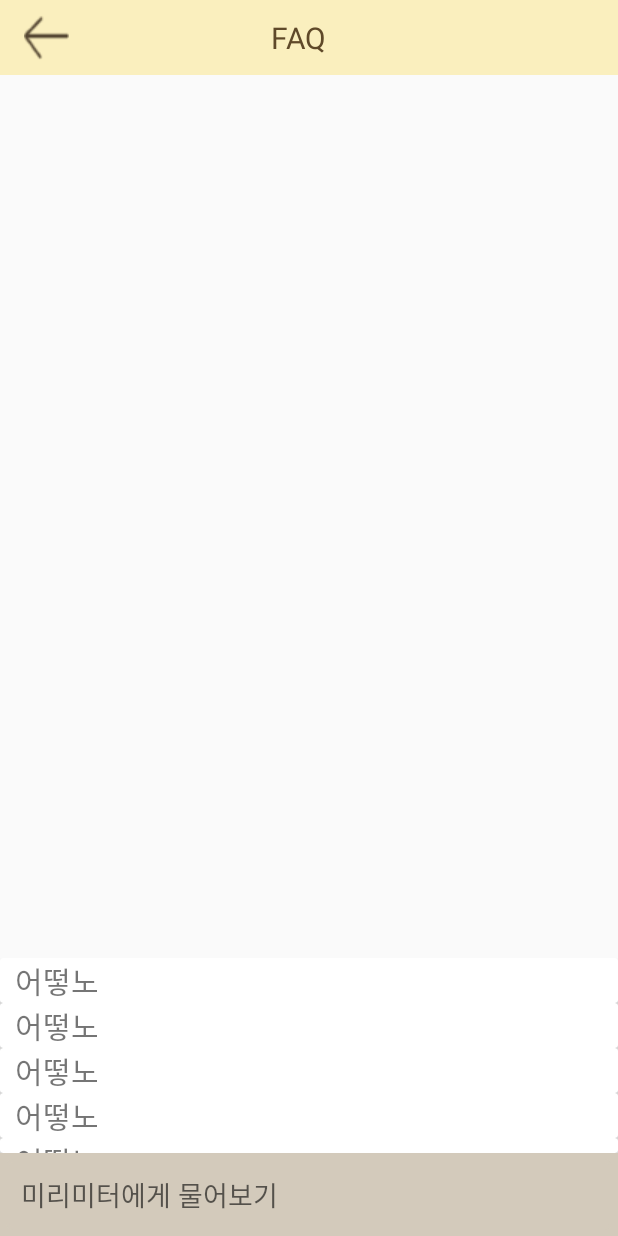
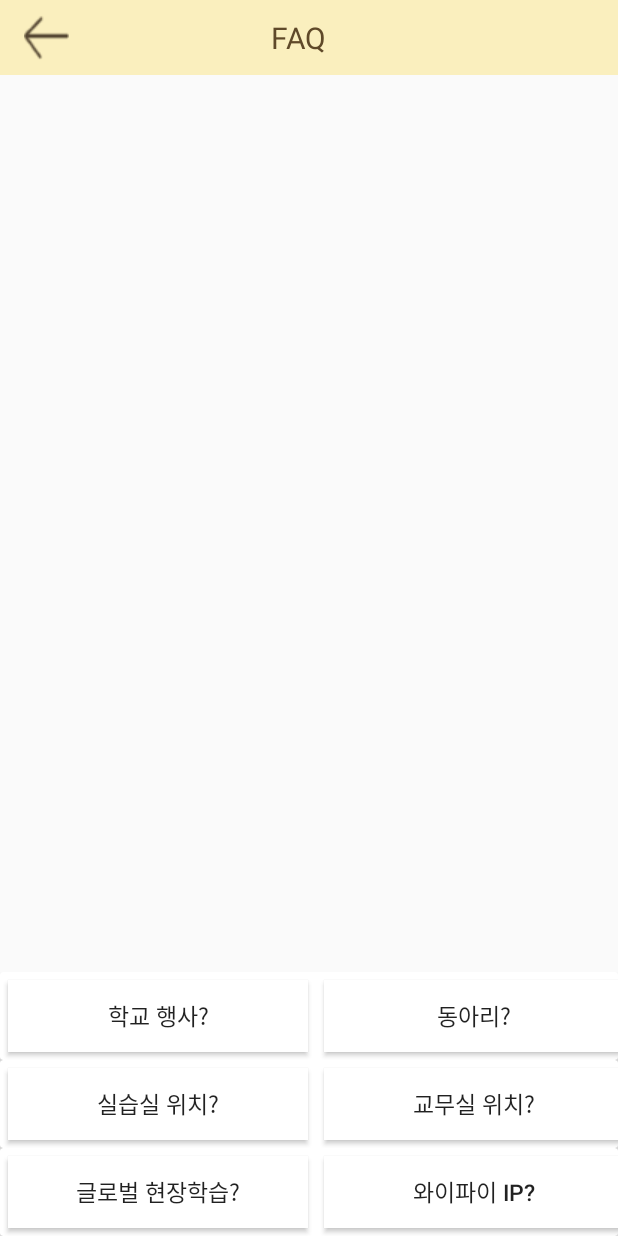
Before and after one commit to ParkJaeyeon0308/Mirimiter, an Android app: the FAQActivity screen opened directly, with no data from a screen before it, on a phone screen of 412 x 824 dp. Run offline under Robolectric (Android 15) with nearby library versions, the phone set to English and light mode, and no system bars.

Commit message:
챗봇 기능 개발

```diff
--- a/app/src/main/java/com/example/mirimiter/CommentActivity.java
+++ b/app/src/main/java/com/example/mirimiter/CommentActivity.java
@@ -144,5 +144,6 @@ public class CommentActivity extends AppCompatActivity {
         }
 
         inputCom.setText("");
+        onStart();
     }
 }
--- a/app/src/main/java/com/example/mirimiter/FAQActivity.java
+++ b/app/src/main/java/com/example/mirimiter/FAQActivity.java
@@ -6,37 +6,116 @@ import android.view.Menu;
 import android.view.MenuInflater;
 import android.view.MenuItem;
 import android.view.View;
+import android.widget.Button;
 import android.widget.EditText;
 import android.widget.ImageView;
 import android.widget.LinearLayout;
+import android.widget.ListView;
 import android.widget.PopupMenu;
+import android.widget.TextView;
+import android.widget.Toast;
 
 import androidx.appcompat.app.AppCompatActivity;
 import androidx.cardview.widget.CardView;
 
 public class FAQActivity extends AppCompatActivity {
+    ListView listView;
+    OtherMSGAdapter otherMSGAdapter;
+
     private ImageView back_btn;
-    private EditText inputchat;
-    private CardView chat1;
-    private CardView chat2;
-    private CardView chat3;
-    private CardView chat4;
-    private CardView chat5;
+    private Button chat1;
+    private Button chat2;
+    private Button chat3;
+    private Button chat4;
+    private Button chat5;
+    private Button chat6;
     @Override
     protected void onCreate(Bundle savedInstanceState) {
         super.onCreate(savedInstanceState);
         setContentView(R.layout.activity_chat);
 
-        //화면 시작때 키패드 나오지 않게
-        inputchat = (EditText) findViewById(R.id.inputChat);
-        inputchat.setInputType(0);
+        listView = findViewById(R.id.chat_listview);
+        otherMSGAdapter = new OtherMSGAdapter();
+
+        listView.setTranscriptMode(ListView.TRANSCRIPT_MODE_ALWAYS_SCROLL);
 
         //만들어둔 챗봇 선택지 정의해놨음! 사용하셈
-        chat1 = (CardView) findViewById(R.id.chat1);
-        chat2 = (CardView) findViewById(R.id.chat2);
-        chat3 = (CardView) findViewById(R.id.chat3);
-        chat4 = (CardView) findViewById(R.id.chat4);
-        chat5 = (CardView) findViewById(R.id.chat5);
+        chat1 = (Button) findViewById(R.id.chat1);
+        chat2 = (Button) findViewById(R.id.chat2);
+        chat3 = (Button) findViewById(R.id.chat3);
+        chat4 = (Button) findViewById(R.id.chat4);
+        chat5 = (Button) findViewById(R.id.chat5);
+        chat6 = (Button) findViewById(R.id.chat6);
+
+        chat1.setOnClickListener(new View.OnClickListener() {
+            @Override
+            public void onClick(View v) {
+                otherMSGAdapter.addOtherMSG(new OtherMSG("★학교 행사★\n5월    과학탐구대회 / 창업아이템 경진대회 / 비즈쿨 마켓 / 체육대회\n" +
+                        "7월    비즈쿨 경제글쓰기대회 / 창의아이디어경진대회 교내 예선 / 선도부 조직 / 정부회장 선거\n" +
+                        "8월    학생회 조직\n" +
+                        "10월  S/W경진대회 / CA발표회"));
+                listView.setAdapter(otherMSGAdapter);
+                listView.setSelection(otherMSGAdapter.getCount() - 1);
+            }
+        });
+
+        chat2.setOnClickListener(new View.OnClickListener() {
+            @Override
+            public void onClick(View v) {
+                otherMSGAdapter.addOtherMSG(new OtherMSG("★동아리★\n수요일 석식 후에 실시하는 선택적 전공동아리\n" +
+                        "  -> 자세한 사항은 동아리 메뉴 방문!\n" +
+                        "수요일 6,7교시에 실시하는 필수적 일반동아리(CA)"));
+                listView.setAdapter(otherMSGAdapter);
+                listView.setSelection(otherMSGAdapter.getCount() - 1);
+            }
+        });
+
+        chat3.setOnClickListener(new View.OnClickListener() {
+            @Override
+            public void onClick(View v) {
+                otherMSGAdapter.addOtherMSG(new OtherMSG("★실습실 위치★\nNCS응용1~5실은 본관 3층"));
+                listView.setAdapter(otherMSGAdapter);
+                listView.setSelection(otherMSGAdapter.getCount() - 1);
+            }
+        });
+
+        chat4.setOnClickListener(new View.OnClickListener() {
+            @Override
+            public void onClick(View v) {
+                otherMSGAdapter.addOtherMSG(new OtherMSG("★교무실 위치★\n1교무실부터 4교무실까지!\n" +
+                        "  -> 자세한 사항은 교무실 메뉴 방문!"));
+                listView.setAdapter(otherMSGAdapter);
+                listView.setSelection(otherMSGAdapter.getCount() - 1);
+            }
+        });
+
+        chat5.setOnClickListener(new View.OnClickListener() {
+            @Override
+            public void onClick(View v) {
+                otherMSGAdapter.addOtherMSG(new OtherMSG("★글로벌 현장학습★\n1학년 교육부 ASEAN 교육협력 사업 및 교육청 맞춤형국제화교육사업(태국)\n" +
+                        "2학년 글로벌 인턴십(학교 주관)(일본)\n" +
+                        "3학년 교육부 글로벌 현장학습(사업단 선정시 추진)(영국)"));
+                listView.setAdapter(otherMSGAdapter);
+                listView.setSelection(otherMSGAdapter.getCount() - 1);
+            }
+        });
+
+
+        chat6.setOnClickListener(new View.OnClickListener() {
+            @Override
+            public void onClick(View v) {
+                otherMSGAdapter.addOtherMSG(new OtherMSG("★와이파이 IP★\nIP주소 : 10.96.12A.B\n" +
+                        "  A : 현재 자신의 학년\n" +
+                        "  B : 부여받은 번호(홀수 : 컴퓨터, 짝수 : 핸드폰)\n" +
+                        "서브넷 마스크 : 255.255.248.0\n" +
+                        "기본 게이트웨이 : 10.96.120.254\n" +
+                        "기본 설정 DNS 서버 : 168.126.63.1\n" +
+                        "보조 DNS 서버 : 8.8.8.8"));
+                listView.setAdapter(otherMSGAdapter);
+                listView.setSelection(otherMSGAdapter.getCount() - 1);
+            }
+        });
+
 
         //뒤로가기
         back_btn = (ImageView) findViewById(R.id.back_btn);
--- a/app/src/main/res/layout/activity_chat.xml
+++ b/app/src/main/res/layout/activity_chat.xml
@@ -41,104 +41,115 @@
         android:layout_height="wrap_content"
         android:layout_weight="1"
         android:divider="@color/comment"
-        android:dividerHeight="0dp" />
+        android:dividerHeight="0dp"
+        android:transcriptMode="alwaysScroll" />
+
     <LinearLayout
         android:layout_width="match_parent"
-        android:layout_height="130dp"
+        android:layout_height="wrap_content"
         android:orientation="vertical">
-<!--        android:background="@drawable/boarder_layout"-->
         //테두리 둥글게가 적용이 안되네..일단 보류
 
         <androidx.cardview.widget.CardView
-            android:id="@+id/chat1"
             android:layout_width="match_parent"
             android:layout_height="wrap_content"
             android:background="@color/white">
-            <TextView
-                android:layout_width="match_parent"
+
+            <LinearLayout
+                android:layout_width="wrap_content"
                 android:layout_height="wrap_content"
-                android:layout_marginRight="10dp"
-                android:layout_marginLeft="10dp"
-                android:text="어떻노"
-                android:textSize="20dp"
-                android:background="@color/white"/>
+                android:layout_gravity="center"
+                android:layout_weight="1"
+                android:orientation="horizontal">
+
+                <Button
+                    android:id="@+id/chat1"
+                    android:layout_width="200dp"
+                    android:layout_height="wrap_content"
+                    android:layout_margin="5dp"
+                    android:background="@color/white"
+                    android:gravity="center"
+                    android:text="학교 행사?"
+                    android:textSize="15dp" />
+
+                <Button
+                    android:id="@+id/chat2"
+                    android:layout_width="200dp"
+                    android:layout_height="wrap_content"
+                    android:layout_margin="5dp"
+                    android:background="@color/white"
+                    android:gravity="center"
+                    android:text="동아리?"
+                    android:textSize="15dp" />
+            </LinearLayout>
         </androidx.cardview.widget.CardView>
+
         <androidx.cardview.widget.CardView
-            android:id="@+id/chat2"
             android:layout_width="match_parent"
             android:layout_height="wrap_content"
             android:background="@color/white">
-            <TextView
-                android:layout_width="match_parent"
+
+            <LinearLayout
+                android:layout_width="wrap_content"
                 android:layout_height="wrap_content"
-                android:layout_marginRight="10dp"
-                android:layout_marginLeft="10dp"
-                android:text="어떻노"
-                android:textSize="20dp"
-                android:background="@color/white"/>
+                android:layout_gravity="center"
+                android:layout_weight="1"
+                android:orientation="horizontal">
+
+                <Button
+                    android:id="@+id/chat3"
+                    android:layout_width="200dp"
+                    android:layout_height="wrap_content"
+                    android:layout_margin="5dp"
+                    android:background="@color/white"
+                    android:gravity="center"
+                    android:text="실습실 위치?"
+                    android:textSize="15dp" />
+
+                <Button
+                    android:id="@+id/chat4"
+                    android:layout_width="200dp"
+                    android:layout_height="wrap_content"
+                    android:layout_margin="5dp"
+                    android:background="@color/white"
+                    android:gravity="center"
+                    android:text="교무실 위치?"
+                    android:textSize="15dp" />
+            </LinearLayout>
         </androidx.cardview.widget.CardView>
+
         <androidx.cardview.widget.CardView
-            android:id="@+id/chat3"
             android:layout_width="match_parent"
             android:layout_height="wrap_content"
             android:background="@color/white">
-            <TextView
-                android:layout_width="match_parent"
+
+            <LinearLayout
+                android:layout_width="wrap_content"
                 android:layout_height="wrap_content"
-                android:layout_marginRight="10dp"
-                android:layout_marginLeft="10dp"
-                android:text="어떻노"
-                android:textSize="20dp"
-                android:background="@color/white"/>
+                android:layout_gravity="center"
+                android:layout_weight="1"
+                android:orientation="horizontal">
+
+                <Button
+                    android:id="@+id/chat5"
+                    android:layout_width="200dp"
+                    android:layout_height="wrap_content"
+                    android:layout_margin="5dp"
+                    android:background="@color/white"
+                    android:gravity="center"
+                    android:text="글로벌 현장학습?"
+                    android:textSize="15dp" />
+
+                <Button
+                    android:id="@+id/chat6"
+                    android:layout_width="200dp"
+                    android:layout_height="wrap_content"
+                    android:layout_margin="5dp"
+                    android:background="@color/white"
+                    android:gravity="center"
+                    android:text="와이파이 IP?"
+                    android:textSize="15dp" />
+            </LinearLayout>
         </androidx.cardview.widget.CardView>
-        <androidx.cardview.widget.CardView
-            android:id="@+id/chat4"
-            android:layout_width="match_parent"
-            android:layout_height="wrap_content"
-            android:background="@color/white">
-            <TextView
-                android:layout_width="match_parent"
-                android:layout_height="wrap_content"
-                android:layout_marginRight="10dp"
-                android:layout_marginLeft="10dp"
-                android:text="어떻노"
-                android:textSize="20dp"
-                android:background="@color/white"/>
-        </androidx.cardview.widget.CardView>
-        <androidx.cardview.widget.CardView
-            android:id="@+id/chat5"
-            android:layout_width="match_parent"
-            android:layout_height="wrap_content"
-            android:background="@color/white">
-            <TextView
-                android:layout_width="match_parent"
-                android:layout_height="wrap_content"
-                android:layout_marginRight="10dp"
-                android:layout_marginLeft="10dp"
-                android:text="어떻노"
-                android:textSize="20dp"
-                android:background="@color/white"/>
-        </androidx.cardview.widget.CardView>
-<!--        cardview 복사해서 더 추가하셈-->
-
-    </LinearLayout>
-    <LinearLayout
-        android:id="@+id/open_menu_go"
-        android:layout_width="match_parent"
-        android:layout_height="wrap_content"
-        android:background="@color/comment"
-        android:gravity="center_vertical"
-        android:orientation="horizontal"
-        android:padding="4dp">
-        <EditText
-            android:id="@+id/inputChat"
-            android:layout_width="wrap_content"
-            android:layout_height="wrap_content"
-            android:layout_weight="1"
-            android:background="@drawable/back_et_name"
-            android:hint="미리미터에게 물어보기"
-            android:inputType="textMultiLine"
-            android:maxLines="3"
-            android:padding="10dp" />
     </LinearLayout>
 </LinearLayout>
```
Also changed, not shown: app/src/main/java/com/example/mirimiter/OtherMSG.java (added, +17 -0 lines), app/src/main/java/com/example/mirimiter/OtherMSGAdapter.java (added, +51 -0 lines), app/src/main/res/layout/my_msgbox.xml (+4 -12 lines), app/src/main/res/layout/other_msgbox.xml (+4 -12 lines).
